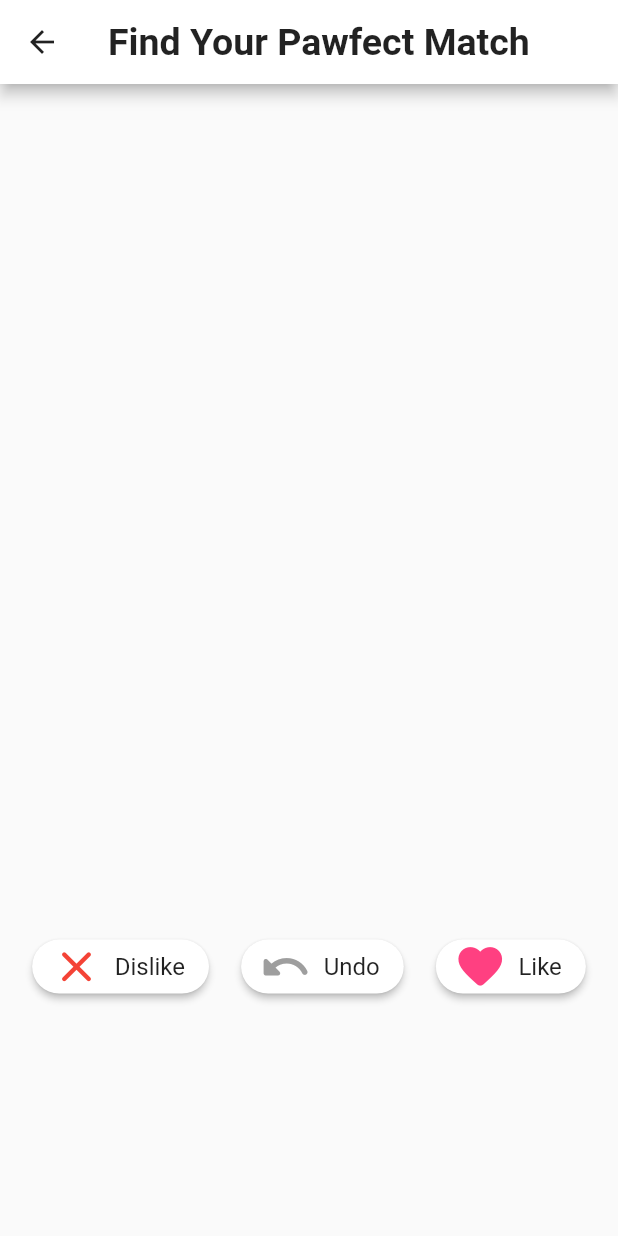
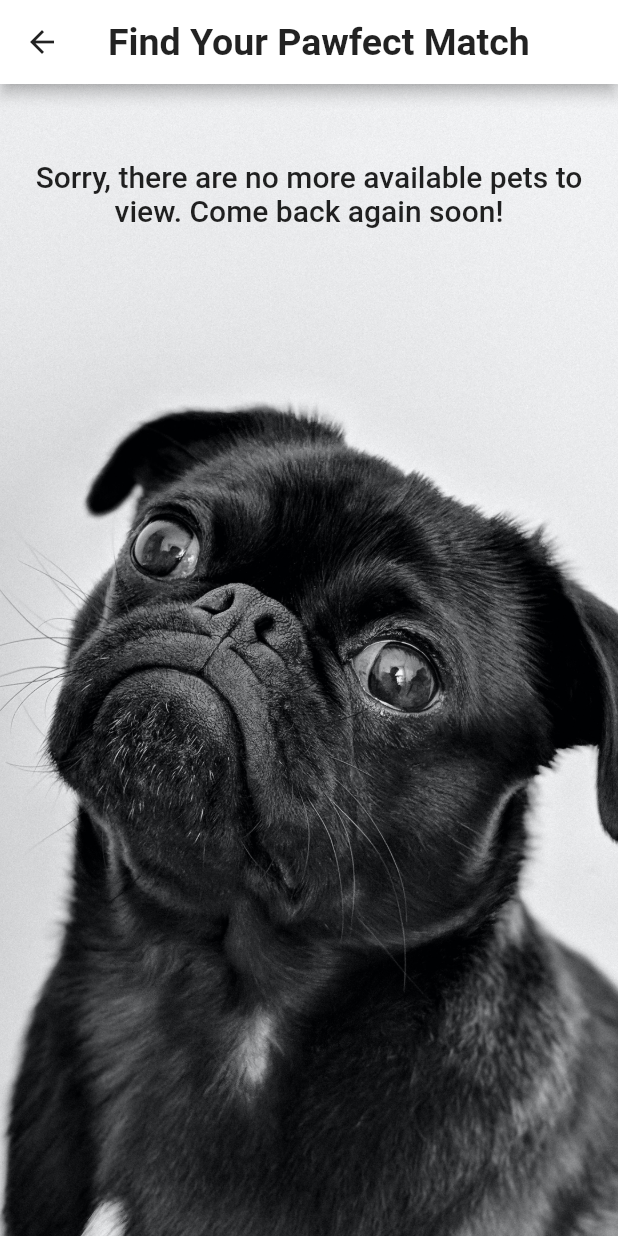
Before and after one commit to sjdeng95/woof-me, a Flutter app: the SwipeScreen screen opened directly, on a phone screen of 412 x 824 dp. Run offline on Flutter 3.47's test engine with Material 2 defaults, Android fonts, the phone set to English and light mode, and no system bars; drawn by our look-alikes of appinio_swiper; our stand-ins replace cloud_firestore, email_validator, firebase_auth, firebase_core, firebase_storage, image_picker and 1 more; accounts and stored records are empty.

Commit message:
Update swipe screen to display widget is no more available pets to swipe through

```diff
--- a/lib/screens/public_screens/swipe_screen.dart
+++ b/lib/screens/public_screens/swipe_screen.dart
@@ -180,6 +180,29 @@ class _SwipeScreenState extends State<SwipeScreen> {
                         story: doc['story'],
                         pic: doc['pic']);
                   }).toList());
+                  if (allPets.numberOfPets == 0) {
+                    return Stack(children: <Widget>[
+                      Container(
+                          decoration: const BoxDecoration(
+                              image: DecorationImage(
+                                  image: AssetImage('assets/images/pup4.jpg'),
+                                  fit: BoxFit.fitHeight))),
+                      Padding(
+                        padding: const EdgeInsets.all(20.0),
+                        child: Column(
+                          mainAxisAlignment: MainAxisAlignment.start,
+                          crossAxisAlignment: CrossAxisAlignment.center,
+                          children: [
+                            const SizedBox(height: 30),
+                            Text(
+                                'Sorry, there are no more available pets to view. Come back again soon!',
+                                style: Theme.of(context).textTheme.bodyLarge,
+                                textAlign: TextAlign.center)
+                          ],
+                        ),
+                      ),
+                    ]);
+                  }
                   return Column(
                     crossAxisAlignment: CrossAxisAlignment.stretch,
                     children: [
--- a/pubspec.yaml
+++ b/pubspec.yaml
@@ -12,7 +12,6 @@ dependencies:
   firebase_core: ^2.15.0
   cloud_firestore: ^4.8.3
   firebase_storage: ^11.0.4
-  shared_preferences: ^2.0.15
   image_picker: ^0.8.4+5
   http: ^0.13.4
 
@@ -47,6 +46,7 @@ flutter:
     - 'assets/images/pup1.jpg'
     - 'assets/images/pup2.jpg'
     - 'assets/images/pup3.jpg'
+    - 'assets/images/pup4.jpg'
     - 'assets/images/puppaw.png'
 
   # An image asset can refer to one or more resolution-specific "variants", see
```
Also changed, not shown: assets/images/pup4.jpg (added).
